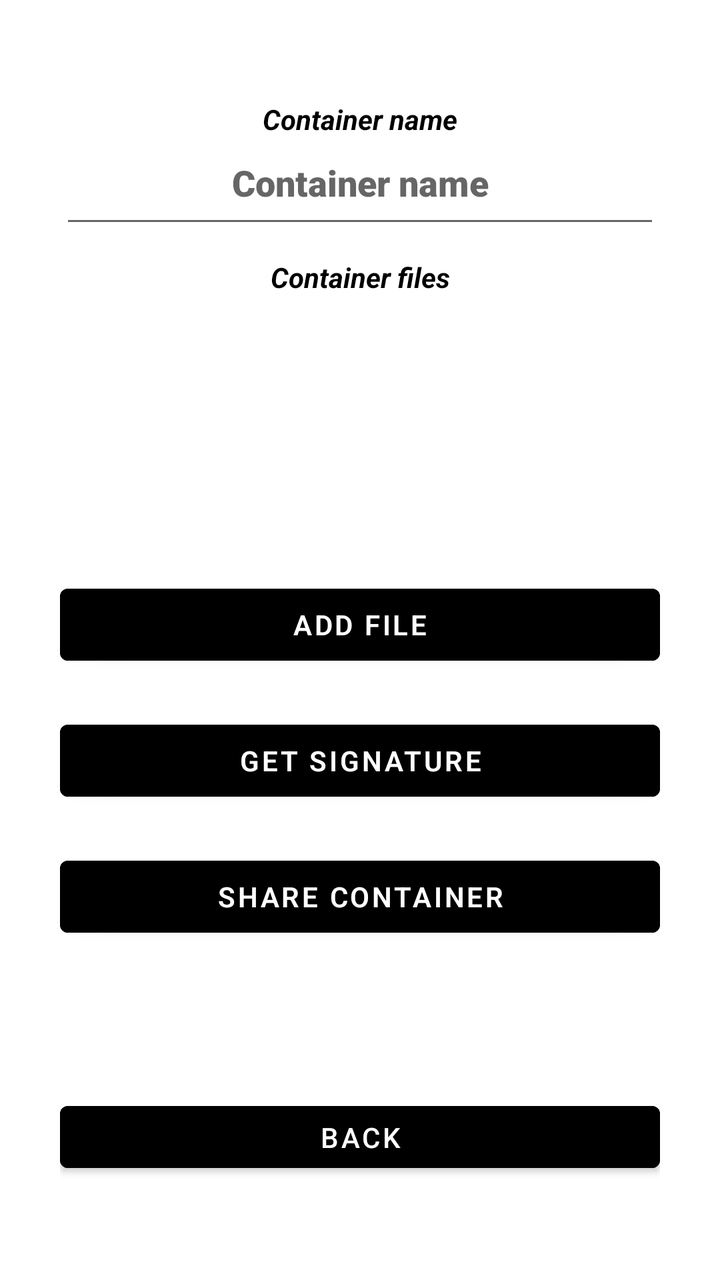
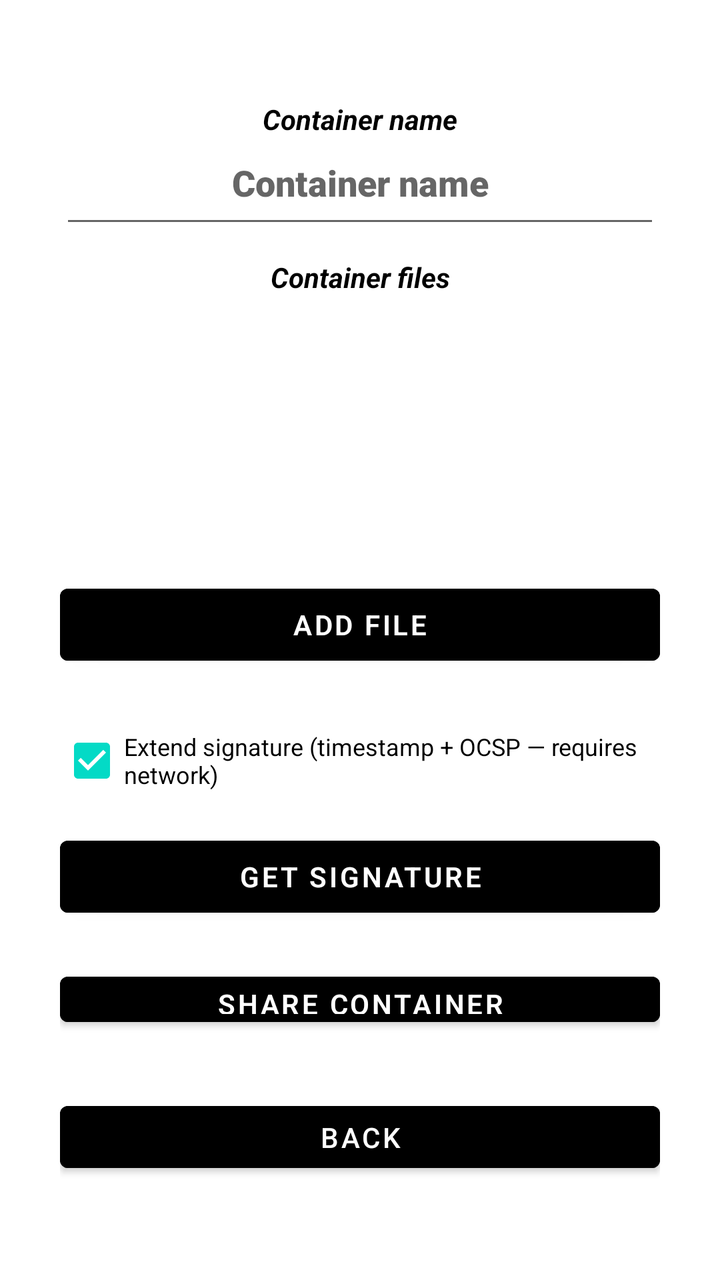

Screens rendered from an Android XML layout before and after an edit, with the pre-edit source and the edit as a unified diff.
<!-- AndroidManifest.xml: application theme Theme.NFCApp -->
<!-- res/layout/fragment_container.xml -->
<?xml version="1.0" encoding="utf-8"?>
<FrameLayout xmlns:android="http://schemas.android.com/apk/res/android"
    xmlns:tools="http://schemas.android.com/tools"
    android:layout_width="match_parent"
    android:layout_height="match_parent"
    tools:context=".sign.ContainerFragment">

    <LinearLayout
        android:layout_width="match_parent"
        android:layout_height="match_parent"
        android:layout_margin="30dp"
        android:orientation="vertical">

        <LinearLayout
            android:id="@+id/linearLayout_container"
            android:layout_width="match_parent"
            android:layout_height="0dp"
            android:layout_weight="3"
            android:orientation="vertical">

            <TextView
                android:layout_width="match_parent"
                android:layout_height="wrap_content"
                android:layout_marginTop="20dp"
                android:gravity="center"
                android:text="@string/container_name"
                android:textColor="@color/black"
                android:textSize="14sp"
                android:textStyle="bold|italic" />

            <EditText
                android:id="@+id/editText_containerName"
                android:layout_width="match_parent"
                android:layout_height="50dp"
                android:fontFamily="sans-serif-black"
                android:gravity="center_horizontal"
                android:hint="@string/container_name"
                android:importantForAutofill="no"
                android:inputType="textNoSuggestions"
                android:textColor="@color/black"
                android:textSize="18sp" />

            <TextView
                android:layout_width="match_parent"
                android:layout_height="wrap_content"
                android:layout_marginTop="10dp"
                android:gravity="center"
                android:text="@string/container_files"
                android:textColor="@color/black"
                android:textSize="14sp"
                android:textStyle="bold|italic" />

            <androidx.recyclerview.widget.RecyclerView
                android:id="@+id/recyclerView_containerFiles"
                android:layout_width="match_parent"
                android:layout_height="150dp"
                android:layout_marginBottom="30dp" />

        </LinearLayout>

        <LinearLayout
            android:layout_width="match_parent"
            android:layout_height="0dp"
            android:layout_weight="3"
            android:orientation="vertical">

            <Button
                android:id="@+id/button_addFile"
                android:layout_width="match_parent"
                android:layout_height="wrap_content"
                android:layout_marginVertical="10dp"
                android:backgroundTint="@color/black"
                android:fontFamily="sans-serif-light"
                android:text="@string/add_file"
                android:textColor="@color/white"
                android:textSize="14sp"
                android:textStyle="bold" />

            <Button
                android:id="@+id/button_get_sign_cert"
                android:layout_width="match_parent"
                android:layout_height="wrap_content"
                android:layout_marginVertical="10dp"
                android:backgroundTint="@color/black"
                android:fontFamily="sans-serif-light"
                android:text="@string/get_signature"
                android:textColor="@color/white"
                android:textSize="14sp"
                android:textStyle="bold" />

            <Button
                android:id="@+id/button_shareContainer"
                android:layout_width="match_parent"
                android:layout_height="wrap_content"
                android:layout_marginVertical="10dp"
                android:backgroundTint="@color/black"
                android:fontFamily="sans-serif-light"
                android:text="@string/share"
                android:textColor="@color/white"
                android:textSize="14sp"
                android:textStyle="bold" />

        </LinearLayout>

        <LinearLayout
            android:layout_width="match_parent"
            android:layout_height="0dp"
            android:layout_weight="1"
            android:orientation="vertical">

            <Button
                android:id="@+id/button_back"
                android:layout_width="match_parent"
                android:layout_height="wrap_content"
                android:layout_marginVertical="20dp"
                android:backgroundTint="@color/black"
                android:text="@string/back"
                android:textColor="@color/white" />

        </LinearLayout>

    </LinearLayout>
</FrameLayout>
<!-- resources referenced by this layout -->
<resources>
  <color name="black">#000000</color>
  <color name="white">#FFFFFF</color>
  <string name="add_file">Add file</string>
  <string name="back">Back</string>
  <string name="container_files">Container files</string>
  <string name="container_name">Container name</string>
  <string name="get_signature">Get signature</string>
  <string name="share">Share container</string>
  <style name="Theme.NFCApp" parent="Base.Theme.NFCApp" />
  <style name="Base.Theme.NFCApp" parent="Theme.MaterialComponents.DayNight.NoActionBar">
          
          
      </style>
</resources>

<!-- the commit's change to res/layout/fragment_container.xml (unified diff, before → after) -->
@@ -76,6 +76,16 @@
                 android:textSize="14sp"
                 android:textStyle="bold" />
 
+            <CheckBox
+                android:id="@+id/checkBox_extendSignature"
+                android:layout_width="match_parent"
+                android:layout_height="wrap_content"
+                android:layout_marginTop="10dp"
+                android:checked="true"
+                android:text="@string/extend_signature"
+                android:textColor="@color/text_primary"
+                android:textSize="12sp" />
+
             <Button
                 android:id="@+id/button_get_sign_cert"
                 android:layout_width="match_parent"
<!-- resource entries referenced after the edit -->
@@ -6,6 +6,7 @@
   <string name="back">Back</string>
   <string name="container_files">Container files</string>
   <string name="container_name">Container name</string>
+  <string name="extend_signature">Extend signature (timestamp + OCSP — requires network)</string>
   <string name="get_signature">Get signature</string>
   <string name="share">Share container</string>
   <style name="Theme.NFCApp" parent="Base.Theme.NFCApp" />
